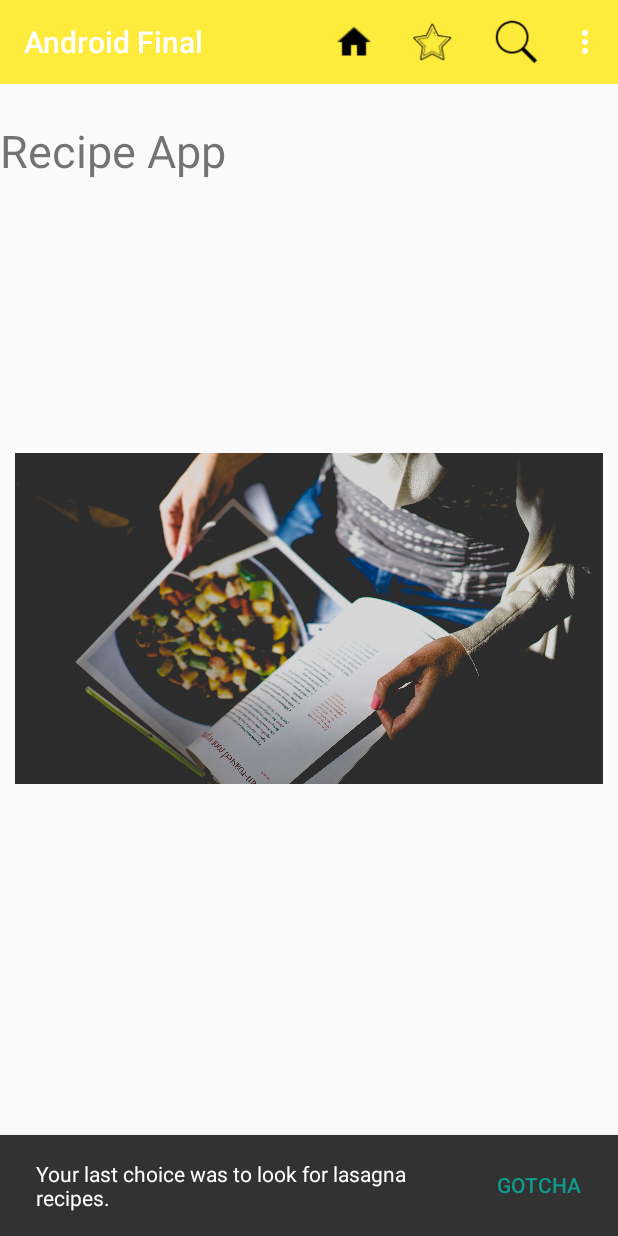
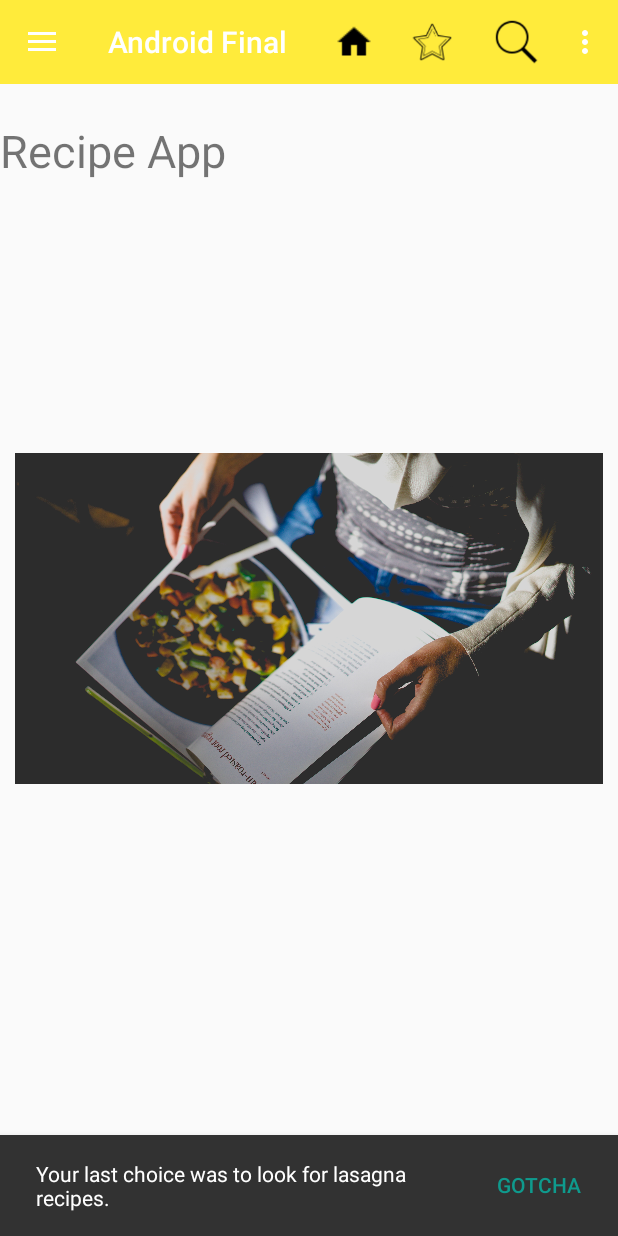
Before and after one commit to ZeyuLiAlgonquin/CST2335-final-project, an Android app: the screen it shows after launch (RecipeMain), on a phone screen of 412 x 824 dp. Run offline under Robolectric (Android 15) with nearby library versions, the phone set to English and light mode, and no system bars.

Commit message:
drawer works, TODO: layer position is not correct

```diff
--- a/app/src/main/java/com/example/recipeapp/Recipe/RecipeMain.java
+++ b/app/src/main/java/com/example/recipeapp/Recipe/RecipeMain.java
@@ -8,13 +8,17 @@ import android.view.MenuItem;
 import android.view.View;
 import android.widget.Button;
 
+import androidx.appcompat.app.ActionBarDrawerToggle;
 import androidx.appcompat.app.AlertDialog;
 import androidx.appcompat.widget.Toolbar;
 
 import androidx.appcompat.app.AppCompatActivity;
 import androidx.coordinatorlayout.widget.CoordinatorLayout;
+import androidx.core.view.GravityCompat;
+import androidx.drawerlayout.widget.DrawerLayout;
 
 import com.example.recipeapp.R;
+import com.google.android.material.navigation.NavigationView;
 import com.google.android.material.snackbar.Snackbar;
 
 /**
@@ -23,7 +27,7 @@ import com.google.android.material.snackbar.Snackbar;
  * It uses the super classic term Gotcha for a button. You are forced to acknowledge it to gain access
  * to the button that will start the search/list activity
  */
-public class RecipeMain extends AppCompatActivity {
+public class RecipeMain extends AppCompatActivity implements NavigationView.OnNavigationItemSelectedListener{
 
     private static Menu menu;
 
@@ -38,8 +42,8 @@ public class RecipeMain extends AppCompatActivity {
         super.onCreate(savedInstanceState);
         setContentView(R.layout.recipe_main_activty);
 
-        Toolbar toolbar = (Toolbar) findViewById(R.id.recipeToolbar);
-        setSupportActionBar(toolbar);
+//        Toolbar toolbar = (Toolbar) findViewById(R.id.recipeToolbar);
+//        setSupportActionBar(toolbar);
 
         String chickOrLasgne;
         Boolean bool = false;
@@ -71,8 +75,61 @@ public class RecipeMain extends AppCompatActivity {
         });
 
 
+//        Toolbar toolbar1 = findViewById(R.id.toolbar);
+//        //setSupportActionBar(toolbar);
+//
+//        getSupportActionBar().setDisplayHomeAsUpEnabled(false);
+//
+//        FrameLayout frameLayout = findViewById(R.id.main_frameLayout);
+//        DrawerLayout drawerLayout = findViewById(R.id.drawer_layout);
+////        navigationView = findViewById(R.id.navigation);
+//
+//        ActionBarDrawerToggle toggle = new ActionBarDrawerToggle(
+//                this, drawerLayout, toolbar1, R.string.navagation_drawer_open,
+//                R.string.navagation_drawer_close);
+//        drawerLayout.addDrawerListener(toggle);
+//        toggle.syncState();
+        Toolbar tBar = (Toolbar)findViewById(R.id.recipeToolbar);
+        setSupportActionBar(tBar);
+
+        DrawerLayout drawer = (DrawerLayout) findViewById(R.id.drawer_layout);
+        ActionBarDrawerToggle toggle = new ActionBarDrawerToggle(this,
+                drawer, tBar, R.string.navagation_drawer_open, R.string.navagation_drawer_close);
+        drawer.addDrawerListener(toggle);
+        toggle.syncState();
+
+        NavigationView navigationView = (NavigationView) findViewById(R.id.nav_view);
+        navigationView.setNavigationItemSelectedListener(this);
     }
+    @Override
+    public boolean onNavigationItemSelected(MenuItem item){
 
+        switch(item.getItemId()){
+            case R.id.home:
+//                Intent goToChat = new Intent(TestToolBar.this, ChatRoomActivity.class);
+//                startActivity(goToChat);
+                break;
+            case R.id.search:
+//                Intent goToWeather = new Intent(TestToolBar.this, WeatherForecast.class);
+//                startActivity(goToWeather);
+                break;
+            case R.id.favorite:
+//                Intent goToProfile = new Intent(TestToolBar.this, ProfileActivity.class);
+//                startActivity(goToProfile);
+//                setResult(RESULT_OK);
+//                finish();
+                break;
+            case R.id.help:
+                break;
+            case R.id.about_me:
+                break;
+        }
+
+        DrawerLayout drawerLayout = findViewById(R.id.drawer_layout);
+        drawerLayout.closeDrawer(GravityCompat.START);
+
+        return false;
+    }
     /**
      * This simply creates the toolbar menu
      */
@@ -80,7 +137,7 @@ public class RecipeMain extends AppCompatActivity {
     public boolean onCreateOptionsMenu(Menu menu) {
         this.menu = menu;
         //Inflate the menu; this adds items to the app bar.
-        getMenuInflater().inflate(R.menu.recipe_menu, menu);
+        getMenuInflater().inflate(R.menu.toolbar_menu, menu);
         return super.onCreateOptionsMenu(menu);
     }
 
--- a/app/src/main/java/com/example/recipeapp/Recipe/RecipeSearch.java
+++ b/app/src/main/java/com/example/recipeapp/Recipe/RecipeSearch.java
@@ -130,7 +130,7 @@ public class RecipeSearch extends AppCompatActivity {
     @Override
     public boolean onCreateOptionsMenu(Menu menu) {
         //Inflate the menu; this adds items to the app bar.
-        getMenuInflater().inflate(R.menu.recipe_menu, menu);
+        getMenuInflater().inflate(R.menu.toolbar_menu, menu);
 
         if (showFave) {
             menu.getItem(0).setIcon(R.drawable.search);
--- a/app/src/main/res/layout-sw720dp/recipe_activity.xml
+++ b/app/src/main/res/layout-sw720dp/recipe_activity.xml
@@ -54,7 +54,7 @@
                 android:layout_width="match_parent"
                 android:layout_height="wrap_content"
                 android:layout_weight="2"
-                android:text="@string/recipeSearchEditText" />
+                android:hint="@string/recipeSearchEditText" />
 
             <Button
                 android:id="@+id/recipeSearchButton"
--- a/app/src/main/res/layout/recipe_activity.xml
+++ b/app/src/main/res/layout/recipe_activity.xml
@@ -44,7 +44,7 @@
                 android:layout_width="match_parent"
                 android:layout_height="wrap_content"
                 android:layout_weight="2"
-                android:text="search by ingredient" />
+                android:hint="search by ingredient" />
 
             <Button
                 android:id="@+id/recipeSearchButton"
--- a/app/src/main/res/layout/recipe_main_activty.xml
+++ b/app/src/main/res/layout/recipe_main_activty.xml
@@ -10,7 +10,7 @@
 
     <include
         layout="@layout/recipe_toolbar"
-        android:id="@+id/recipeToolbar"></include>
+        android:id="@+id/recipeToolbarDrawer"></include>
 
     <Button
         android:id="@+id/recipeMainButton"
--- a/app/src/main/res/layout/recipe_toolbar.xml
+++ b/app/src/main/res/layout/recipe_toolbar.xml
@@ -1,9 +1,73 @@
 <?xml version="1.0" encoding="utf-8"?>
-<androidx.appcompat.widget.Toolbar
-    xmlns:android="http://schemas.android.com/apk/res/android"
+<LinearLayout xmlns:android="http://schemas.android.com/apk/res/android"
+    xmlns:app="http://schemas.android.com/apk/res-auto"
+    xmlns:tools="http://schemas.android.com/tools"
     android:layout_width="match_parent"
-    android:layout_height="?attr/actionBarSize"
-    android:background="?attr/colorPrimary"
-    android:theme="@style/ThemeOverlay.AppCompat.Dark.ActionBar"
-    android:id="@+id/recipeToolbar">
-</androidx.appcompat.widget.Toolbar>
+    android:layout_height="match_parent"
+    tools:context=".Recipe.RecipeMain"
+    android:orientation="vertical" >
+
+    <androidx.appcompat.widget.Toolbar
+        android:layout_width="match_parent"
+        android:layout_height="wrap_content"
+        android:background="?attr/colorPrimary"
+        android:theme="@style/ThemeOverlay.AppCompat.Dark.ActionBar"
+        android:id="@+id/recipeToolbar"
+        app:menu="@menu/toolbar_menu"
+        app:layout_constraintBottom_toBottomOf="parent"
+        app:layout_constraintEnd_toEndOf="parent"
+        app:layout_constraintHorizontal_bias="1.0"
+        app:layout_constraintStart_toStartOf="parent"
+        app:layout_constraintTop_toTopOf="parent"
+        app:layout_constraintVertical_bias="0.0">
+    </androidx.appcompat.widget.Toolbar>
+
+    <androidx.drawerlayout.widget.DrawerLayout
+        android:id="@+id/drawer_layout"
+        android:layout_width="match_parent"
+        android:layout_height="match_parent"
+        android:background="#FAFAFA"
+        android:fitsSystemWindows="true"
+        tools:openDrawer="start">
+
+        <!--    <include-->
+        <!--        android:layout_width="match_parent"-->
+        <!--        android:layout_height="match_parent"-->
+        <!--        android:id="@+id/app_home_navDrawer"-->
+        <!--        layout="@layout/app_drawer"/>-->
+
+        <com.google.android.material.navigation.NavigationView
+            android:id="@+id/nav_view"
+            android:layout_width="wrap_content"
+            android:layout_height="match_parent"
+            android:layout_gravity="start"
+            app:headerLayout="@layout/header_file"
+            app:menu="@menu/drawer_menu" />
+
+        <ScrollView
+            android:layout_width="match_parent"
+            android:layout_height="match_parent">
+
+            <!--        <include-->
+            <!--            android:id="@+id/toolbar"-->
+            <!--            layout="@layout/toolbar"/>-->
+
+        </ScrollView>
+
+
+    </androidx.drawerlayout.widget.DrawerLayout>
+<!--    <androidx.drawerlayout.widget.DrawerLayout-->
+<!--        android:id="@+id/drawer_layout"-->
+<!--        android:layout_width="match_parent"-->
+<!--        android:layout_height="match_parent"-->
+<!--        tools:openDrawer="start">-->
+
+<!--    <com.google.android.material.navigation.NavigationView-->
+<!--        android:id="@+id/nav_view"-->
+<!--        android:layout_width="wrap_content"-->
+<!--        android:layout_height="match_parent"-->
+<!--        android:layout_gravity="start"-->
+<!--        android:fitsSystemWindows="true"-->
+<!--        app:menu="@menu/drawer_menu" />-->
+<!--    </androidx.drawerlayout.widget.DrawerLayout>-->
+</LinearLayout>
--- a/app/src/main/res/values/strings.xml
+++ b/app/src/main/res/values/strings.xml
@@ -27,7 +27,8 @@
     <string name="information">Activity Information</string>
     <string name="recipeMainHelp">Press Gotcha, then click button to start Searching! Or click the star on the toolbar to go directly to your Favorites</string>
     <string name="recipeSearchHelp">Toggle Results/Favorites list on toolbar. You may only enter search when looking at the Results List. Also the droids only let you search Lasagna and Chicken, go figure.</string>
-
+    <string name="navagation_drawer_open">open navigation drawer</string>
+    <string name="navagation_drawer_close">close navigation drawer</string>
     <!-- This is the end of Recipe Values. Thanks! DNT! -->
 
 
```
Also changed, not shown: app/src/main/res/menu/toolbar_menu.xml (renamed from app/src/main/res/menu/recipe_menu.xml).
